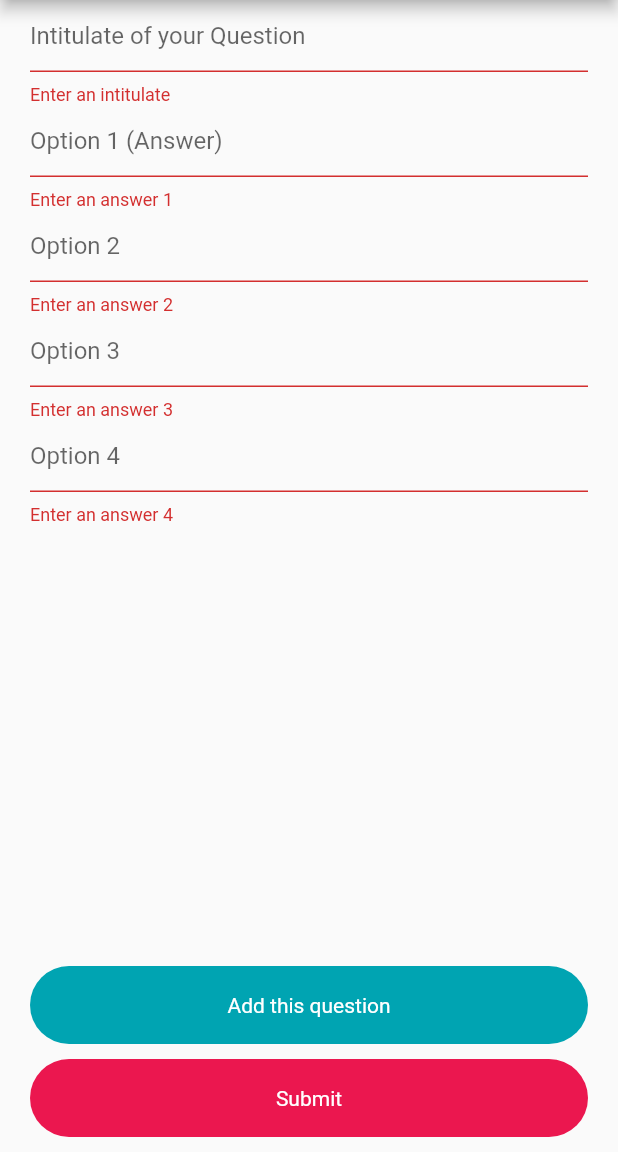
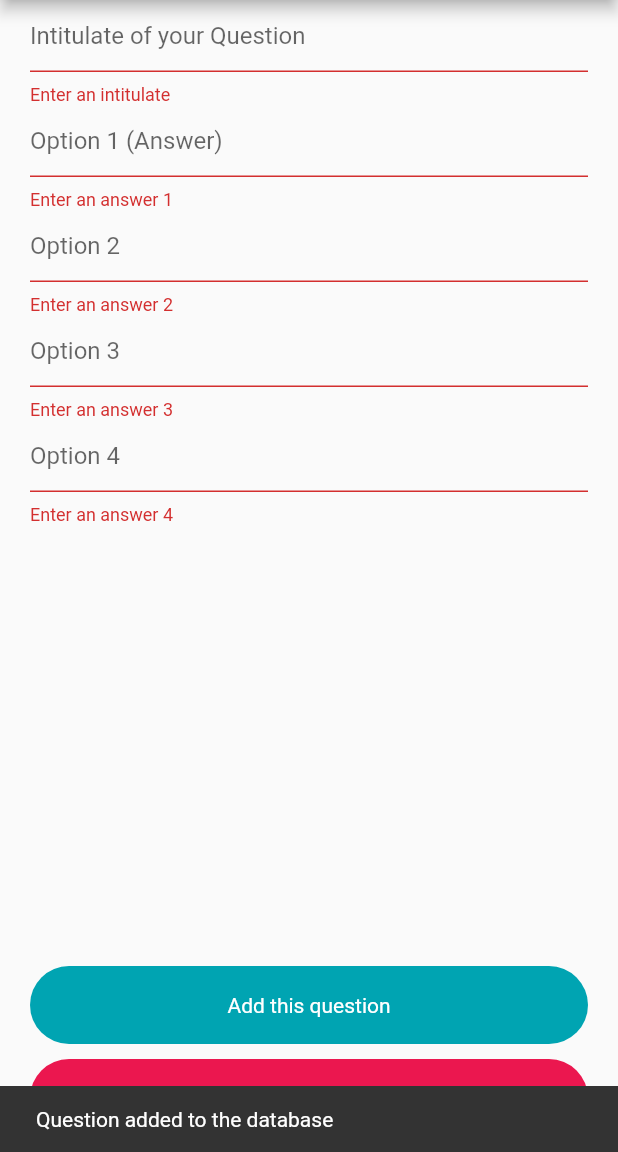
Before and after one commit to EliottBICS/discrete_helper_clean_start, a Flutter app: the AddQuestion screen opened directly with empty values, after a tap on "Add this question", on a phone screen of 412 x 824 dp, the part 84-1236 px from its top. Run offline on Flutter 3.47's test engine with Material 2 defaults, Android fonts, the light colour scheme and no system bars; our stand-ins replace cloud_firestore, firebase_auth, firebase_core, random_string, shared_preferences; accounts and stored records are empty.

Commit message:
Snackbars tell the user when it posts a question or creates a questionnaire now

```diff
--- a/lib/views/add_question.dart
+++ b/lib/views/add_question.dart
@@ -8,6 +8,8 @@ class AddQuestion extends StatefulWidget {
   final String questionnaireId;
   AddQuestion(this.questionnaireId);
 
+
+
   @override
   _AddQuestionState createState() => _AddQuestionState();
 }
@@ -15,6 +17,22 @@ class AddQuestion extends StatefulWidget {
 //Here the user can create a new question and add it to the current Questionnaire
 
 class _AddQuestionState extends State<AddQuestion> {
+
+  //Creation of one text editing controller per field, in order to be able to
+  //clear the fields automatically
+  final intitulateHolder = TextEditingController();
+  final option1Holder = TextEditingController();
+  final option2Holder = TextEditingController();
+  final option3Holder = TextEditingController();
+  final option4Holder = TextEditingController();
+
+  clearTextInput(){
+    intitulateHolder.clear();
+    option1Holder.clear();
+    option2Holder.clear();
+    option3Holder.clear();
+    option4Holder.clear();
+  }
 
   final _formkey = GlobalKey<FormState>();
   //For now, answer1 is the correct option
@@ -31,7 +49,7 @@ class _AddQuestionState extends State<AddQuestion> {
         _isLoading = true;
       });
 
-      //the keys are always strings (obvious) and the keys in this case are strings
+      //the keys are always strings (obvious) and the values in this case are strings
       //as well (because of the nature of the data stored) (not obvious)
       Map<String, String> questionData = {
         "question" : question,
@@ -44,9 +62,12 @@ class _AddQuestionState extends State<AddQuestion> {
       await databaseService.addQuestionData(questionData, widget.questionnaireId)
       .then((value){
         setState(() {
+          question = "";
           _isLoading = false;
+
         });
-      });
+      }
+      );
 
     }
   }
@@ -67,6 +88,7 @@ class _AddQuestionState extends State<AddQuestion> {
           child: Column(
             children: [
               TextFormField(
+                controller: intitulateHolder,
                 validator: (val) => val.isEmpty ? "Enter an intitulate" : null,
                 decoration: InputDecoration(
                   hintText: "Intitulate of your Question",
@@ -76,6 +98,7 @@ class _AddQuestionState extends State<AddQuestion> {
                 },
               ),
               TextFormField(
+                controller: option1Holder,
                 validator: (val) => val.isEmpty ? "Enter an answer 1" : null,
                 decoration: InputDecoration(
                   hintText: "Option 1 (Answer)",
@@ -85,6 +108,7 @@ class _AddQuestionState extends State<AddQuestion> {
                 },
               ),
               TextFormField(
+                controller: option2Holder,
                 validator: (val) => val.isEmpty ? "Enter an answer 2" : null,
                 decoration: InputDecoration(
                   hintText: "Option 2",
@@ -94,6 +118,7 @@ class _AddQuestionState extends State<AddQuestion> {
                 },
               ),
               TextFormField(
+                controller: option3Holder,
                 validator: (val) => val.isEmpty ? "Enter an answer 3" : null,
                 decoration: InputDecoration(
                   hintText: "Option 3",
@@ -103,6 +128,7 @@ class _AddQuestionState extends State<AddQuestion> {
                 },
               ),
               TextFormField(
+                controller: option4Holder,
                 validator: (val) => val.isEmpty ? "Enter an answer 4" : null,
                 decoration: InputDecoration(
                   hintText: "Option 4",
@@ -112,19 +138,34 @@ class _AddQuestionState extends State<AddQuestion> {
                 },
               ),
               Spacer(),
-              GestureDetector(
+              //The use of a builder widget gives the context used by the snackbar
+              Builder(
+                builder: (context) => GestureDetector(
                   onTap: (){
                     //Uploads data to firestore
                     uploadQuestionData();
-
+                    clearTextInput();
+                    Scaffold.of(context).showSnackBar(SnackBar(
+                      content: Text('Question added to the database'),
+                      duration: Duration(seconds: 3),
+                    ));
                     },
                     child: bicsBlueButton(context, "Add this question")),
+              ),
               SizedBox(height: 10,),
-              GestureDetector(
-                onTap: (){
+              Builder(
+                builder: (context) =>GestureDetector(
+                  onTap: () async {
+                    Scaffold.of(context).showSnackBar(SnackBar(
+                      content: Text('Questionnaire added to the database'),
+                      duration: Duration(seconds: 3),
+                    ));
+                    //Wait enough time to show the snackbar (and prevents spamming)
+                    await Future.delayed(const Duration(seconds : 2),(){});
                     Navigator.pop(context);
                     },
                     child: bicsRedButton(context, "Submit")),
+              ),
               SizedBox(height: 10,)
             ],
           ),
--- a/lib/widgets/widgets.dart
+++ b/lib/widgets/widgets.dart
@@ -37,4 +37,5 @@ Widget bicsBlueButton(BuildContext context, String label) {
       width: MediaQuery.of(context).size.width - 20,
       child: Text(label, style: TextStyle(color: Colors.white)),
     );
+
 }
```
Lines whose indentation alone changed are shown as unchanged.
